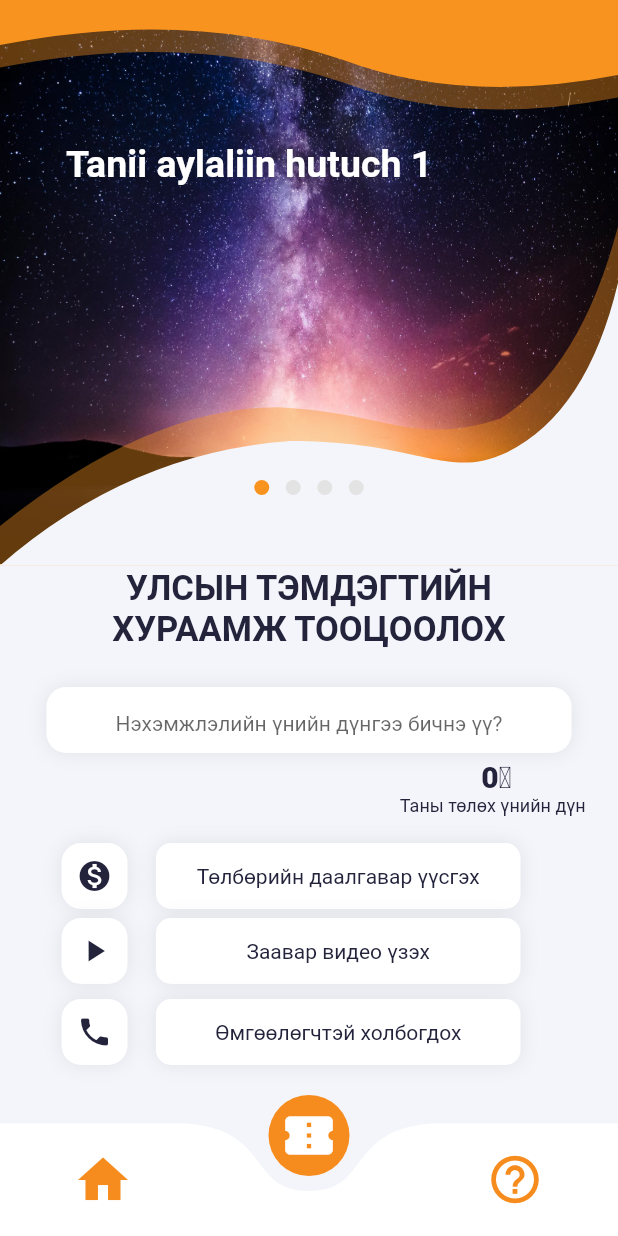
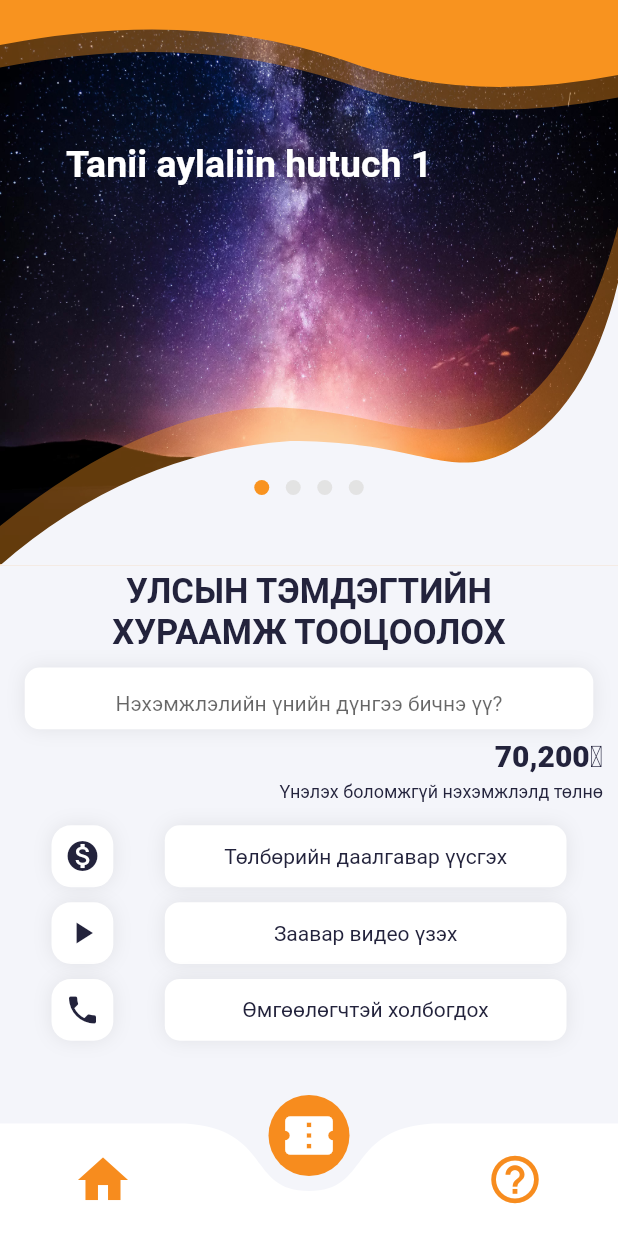
Before and after one commit to temka0170/lawapp, a Flutter app: the screen it shows after launch, on a phone screen of 412 x 824 dp. Run offline on Flutter 3.47's test engine with Material 2 defaults, Android fonts, the light colour scheme and no system bars; drawn by our look-alikes of curved_navigation_bar; our stand-ins replace carousel_slider, flutter_custom_clippers; missing offline and left inert: flutter_phone_direct_caller; Roboto replaces fonts that are missing (SFProDisplay); project files that could hold a hidden picture were left out.

Commit message:
calculator page responsive change

```diff
--- a/lib/custom_func_data/calculator_buttons.dart
+++ b/lib/custom_func_data/calculator_buttons.dart
@@ -12,16 +12,19 @@ _makePhoneCall(String contact) async {
   }
 }
 
-Padding govLink() {
+Padding govLink(double width, double height) {
   return Padding(
-    padding: EdgeInsets.only(
-      top: 18.0,
-      left: 41.0,
-    ),
-    child: Row(children: <Widget>[
+    padding: const EdgeInsets.only(top: 15.0),
+    child: SizedBox(
+      width: width,
+      height: height * 0.05,
+      child: Expanded(
+        child: Row(
+            mainAxisAlignment: MainAxisAlignment.spaceEvenly,
+            children: <Widget>[
               Container(
-        width: 44,
-        height: 44,
+                width: height * 0.05,
+                height: height * 0.05,
                 decoration: new BoxDecoration(
                   color: Color(0xffffffff),
                   borderRadius: BorderRadius.circular(13),
@@ -39,11 +42,9 @@ Padding govLink() {
                   color: Color(0xff23233c),
                 ),
               ),
-      Padding(
-        padding: const EdgeInsets.only(left: 19.0),
-        child: Container(
-          width: 243,
-          height: 44,
+              Container(
+                width: width * 0.65,
+                height: height * 0.05,
                 decoration: new BoxDecoration(
                   color: Color(0xffffffff),
                   borderRadius: BorderRadius.circular(10),
@@ -71,22 +72,26 @@ Padding govLink() {
                     onTap: () => launch('http://hdc.gov.mn/page/46/'),
                   ),
                 ),
-        ),
               )
             ]),
+      ),
+    ),
   );
 }
 
-Padding ytLink() {
+Padding ytLink(double width, double height) {
   return Padding(
-    padding: EdgeInsets.only(
-      top: 6.0,
-      left: 41.0,
-    ),
-    child: Row(children: <Widget>[
+    padding: const EdgeInsets.only(top: 10.0),
+    child: SizedBox(
+      width: width,
+      height: height * 0.05,
+      child: Expanded(
+        child: Row(
+            mainAxisAlignment: MainAxisAlignment.spaceEvenly,
+            children: <Widget>[
               Container(
-        width: 44,
-        height: 44,
+                width: height * 0.05,
+                height: height * 0.05,
                 decoration: new BoxDecoration(
                   color: Color(0xffffffff),
                   borderRadius: BorderRadius.circular(13),
@@ -105,11 +110,9 @@ Padding ytLink() {
                   color: Color(0xff23233c),
                 ),
               ),
-      Padding(
-        padding: const EdgeInsets.only(left: 19.0),
-        child: Container(
-          width: 243,
-          height: 44,
+              Container(
+                width: width * 0.65,
+                height: height * 0.05,
                 decoration: new BoxDecoration(
                   color: Color(0xffffffff),
                   borderRadius: BorderRadius.circular(10),
@@ -137,22 +140,26 @@ Padding ytLink() {
                         launch('https://www.youtube.com/watch?v=6Atkf-N9b80'),
                   ),
                 ),
-        ),
               )
             ]),
+      ),
+    ),
   );
 }
 
-Padding phoneCaller() {
+Padding phoneCaller(double width, double height) {
   return Padding(
-    padding: EdgeInsets.only(
-      top: 10.0,
-      left: 41.0,
-    ),
-    child: Row(children: <Widget>[
+    padding: const EdgeInsets.only(top: 10.0),
+    child: SizedBox(
+      width: width,
+      height: height * 0.05,
+      child: Expanded(
+        child: Row(
+            mainAxisAlignment: MainAxisAlignment.spaceEvenly,
+            children: <Widget>[
               Container(
-        width: 44,
-        height: 44,
+                width: height * 0.05,
+                height: height * 0.05,
                 decoration: new BoxDecoration(
                   color: Color(0xffffffff),
                   borderRadius: BorderRadius.circular(13),
@@ -172,11 +179,9 @@ Padding phoneCaller() {
                   color: Color(0xff23233c),
                 ),
               ),
-      Padding(
-        padding: const EdgeInsets.only(left: 19.0),
-        child: Container(
-          width: 243,
-          height: 44,
+              Container(
+                width: width * 0.65,
+                height: height * 0.05,
                 decoration: new BoxDecoration(
                   color: Color(0xffffffff),
                   borderRadius: BorderRadius.circular(10),
@@ -203,8 +208,9 @@ Padding phoneCaller() {
                     onTap: () => _makePhoneCall("+97689830044"),
                   ),
                 ),
-        ),
               )
             ]),
+      ),
+    ),
   );
 }
--- a/lib/navigating_pages/calculator.dart
+++ b/lib/navigating_pages/calculator.dart
@@ -22,23 +22,27 @@ class _MyCustomFormState extends State<CalculatorPage> {
 
   //sets alias for CalculatePrice function
   CalculatePrice calculate = CalculatePrice();
-  String finalresult = '0';
+  String finalresult = '70,200';
+  int psps = 0;
 
   @override
   Widget build(BuildContext context) {
+    double _width = MediaQuery.of(context).size.width;
+    double _height = MediaQuery.of(context).size.height;
     return Scaffold(
-      resizeToAvoidBottomPadding: false,
-      body: Container(
-        width: MediaQuery.of(context).size.width,
-        height: MediaQuery.of(context).size.height,
+      resizeToAvoidBottomInset: false,
+      body: SingleChildScrollView(
+        physics: NeverScrollableScrollPhysics(),
+        child: Container(
+          width: _width,
+          height: _height,
           color: Color(0xfff4f5fa),
           //temporary solution for overflow
-        child: SingleChildScrollView(
           child: Column(
             children: [
               Container(
-                width: MediaQuery.of(context).size.width,
-                height: 377.0,
+                width: _width,
+                height: _height * 0.46,
                 //custom carousel
                 child: AdScreen(),
               ),
@@ -61,12 +65,12 @@ class _MyCustomFormState extends State<CalculatorPage> {
               Padding(
                 padding: const EdgeInsets.only(
                   left: 0.0,
-                  top: 25.0,
+                  top: 10.0,
                 ),
                 child: Center(
                   child: Container(
-                    width: 350,
-                    height: 44,
+                    width: _width * 0.92,
+                    height: _height * 0.05,
                     decoration: BoxDecoration(
                       color: Color(0xffffffff),
                       boxShadow: [
@@ -76,9 +80,10 @@ class _MyCustomFormState extends State<CalculatorPage> {
                             blurRadius: 10,
                             spreadRadius: 0)
                       ],
-                      borderRadius: BorderRadius.circular(13),
+                      borderRadius: BorderRadius.circular(10),
                     ),
                     child: TextFormField(
+                      autofocus: false,
                       controller: myController,
                       keyboardType: TextInputType.number,
                       inputFormatters: <TextInputFormatter>[
@@ -102,7 +107,9 @@ class _MyCustomFormState extends State<CalculatorPage> {
                         setState(() {
                           finalresult = calculate.tomyo(str);
                           //if theres no input sets value to 0
-                          if (finalresult == null) finalresult = '0';
+                          if (finalresult == null) finalresult = '70,200';
+                          //for changing initial text of price range
+                          psps = 1;
                         });
                       },
                       //TextFormField submit popup
@@ -119,8 +126,11 @@ class _MyCustomFormState extends State<CalculatorPage> {
                   ),
                 ),
               ),
+              Row(
+                mainAxisAlignment: MainAxisAlignment.end,
+                children: <Widget>[
                   Padding(
-                padding: EdgeInsets.only(top: 4.0, left: 250),
+                    padding: const EdgeInsets.only(top: 6.0, right: 10.0),
                     child: Text(
                         //shows final price
                         finalresult + '₮',
@@ -132,9 +142,17 @@ class _MyCustomFormState extends State<CalculatorPage> {
                           fontStyle: FontStyle.normal,
                         )),
                   ),
+                ],
+              ),
+              Row(
+                mainAxisAlignment: MainAxisAlignment.end,
+                children: [
                   Padding(
-                padding: EdgeInsets.only(top: 1.0, left: 245.0),
-                child: Text("Таны төлөх үнийн дүн",
+                    padding: const EdgeInsets.only(top: 6.0, right: 10.0),
+                    child: Text(
+                        psps == 1
+                            ? "Таны төлөх үнийн дүн"
+                            : "Үнэлэх боломжгүй нэхэмжлэлд төлнө",
                         style: TextStyle(
                           fontFamily: 'SFProDisplay',
                           color: Color(0xff23233c),
@@ -143,9 +161,11 @@ class _MyCustomFormState extends State<CalculatorPage> {
                           fontStyle: FontStyle.normal,
                         )),
                   ),
-              govLink(),
-              ytLink(),
-              phoneCaller(),
+                ],
+              ),
+              govLink(_width, _height),
+              ytLink(_width, _height),
+              phoneCaller(_width, _height),
             ],
           ),
         ),
--- a/lib/navigating_pages/more.dart
+++ b/lib/navigating_pages/more.dart
@@ -13,11 +13,11 @@ class _MyStatefulWidgetState extends State<More> {
   @override
   Widget build(BuildContext context) {
     return Scaffold(
+      resizeToAvoidBottomInset: false,
       body: Container(
         color: Color(0xfff4f5fa),
         width: MediaQuery.of(context).size.width,
         height: MediaQuery.of(context).size.height,
-        child: SingleChildScrollView(
         child: Column(
           children: <Widget>[
             Container(
@@ -32,7 +32,6 @@ class _MyStatefulWidgetState extends State<More> {
               child: MoreContainer(),
             ),
           ],
-          ),
         ),
       ),
     );
```
Lines whose indentation alone changed are shown as unchanged.
